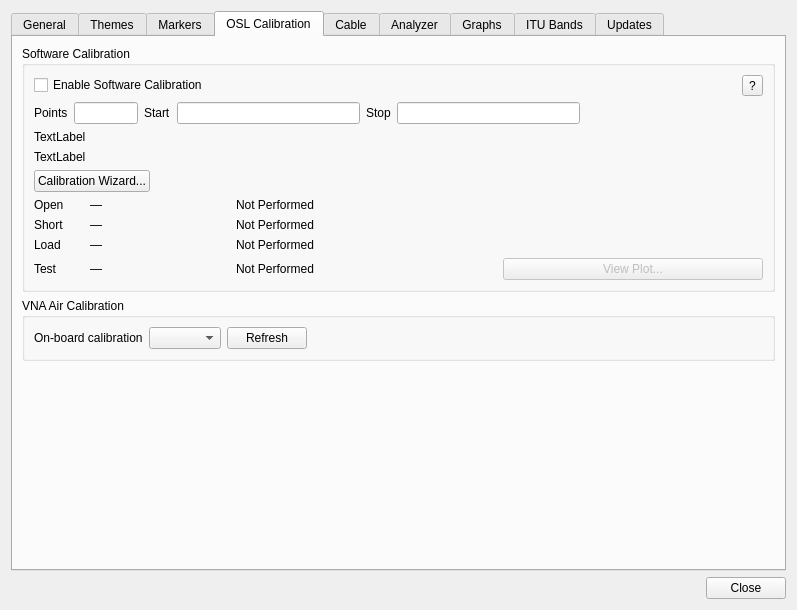
K4HEZ/AntScopeZ, file desktop/settings.ui: the form before one commit.
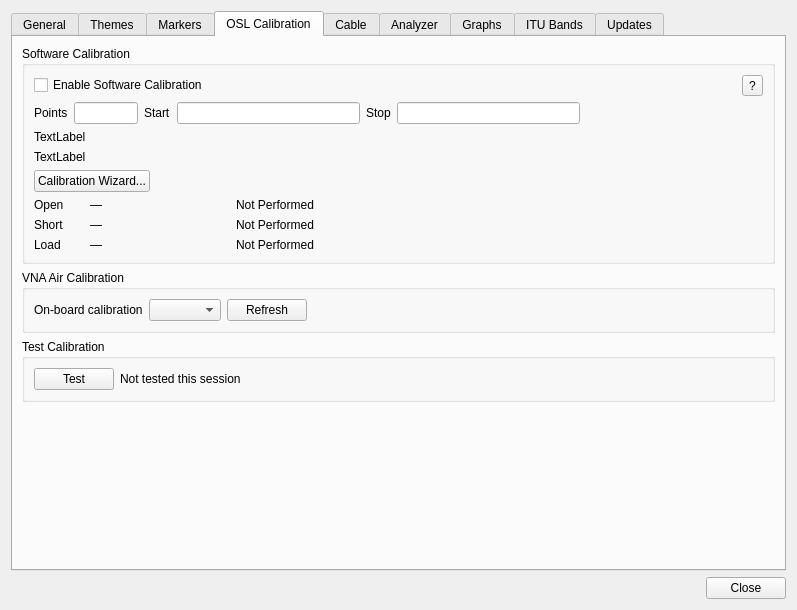
The form after the commit. The open tabs and pages were chosen to show the change. Custom widgets are drawn as their Qt base class.

Commit message: OSL Calibration: replace Re-Test with a generic, non-persisted Test Calibration group

What changed in the file:
```diff
--- a/desktop/settings.ui
+++ b/desktop/settings.ui
@@ -1257,59 +1257,6 @@
               </property>
              </widget>
             </item>
-            <item row="3" column="0">
-             <widget class="QLabel" name="label_test">
-              <property name="maximumSize">
-               <size>
-                <width>50</width>
-                <height>16777215</height>
-               </size>
-              </property>
-              <property name="text">
-               <string>Test</string>
-              </property>
-             </widget>
-            </item>
-            <item row="3" column="1">
-             <widget class="QLabel" name="labelTestFilename">
-              <property name="maximumSize">
-               <size>
-                <width>140</width>
-                <height>16777215</height>
-               </size>
-              </property>
-              <property name="text">
-               <string>—</string>
-              </property>
-             </widget>
-            </item>
-            <item row="3" column="2">
-             <layout class="QHBoxLayout" name="horizontalLayout_testStatus">
-              <item>
-               <widget class="QLabel" name="labelTestStatus">
-                <property name="toolTip">
-                 <string>Measures a connected load and compares it against the system impedance</string>
-                </property>
-                <property name="text">
-                 <string>Not Performed</string>
-                </property>
-               </widget>
-              </item>
-              <item>
-               <widget class="QPushButton" name="viewTestPlotBtn">
-                <property name="enabled">
-                 <bool>false</bool>
-                </property>
-                <property name="toolTip">
-                 <string>Show the per-point error plot from the last Test</string>
-                </property>
-                <property name="text">
-                 <string>View Plot...</string>
-                </property>
-               </widget>
-              </item>
-             </layout>
-            </item>
            </layout>
           </item>
          </layout>
@@ -1369,6 +1316,45 @@
          </layout>
         </widget>
        </item>
+       <item>
+        <widget class="QGroupBox" name="groupBoxTestCalibration">
+         <property name="title">
+          <string>Test Calibration</string>
+         </property>
+         <layout class="QHBoxLayout" name="horizontalLayout_testCalibration">
+          <item>
+           <widget class="QPushButton" name="testCalibrationBtn">
+            <property name="toolTip">
+             <string>Measure a connected 50 ohm/Z0 load and plot the per-point error -- works against whatever correction is actually in effect right now (AntScopeZ OSL, a VNA Air selected slot, the analyzer's own on-board calibration, or none), not tied to any one of them. Nothing is saved; re-run any time to re-check.</string>
+            </property>
+            <property name="text">
+             <string>Test</string>
+            </property>
+           </widget>
+          </item>
+          <item>
+           <widget class="QLabel" name="labelTestCalibrationStatus">
+            <property name="text">
+             <string>Not tested this session</string>
+            </property>
+           </widget>
+          </item>
+          <item>
+           <spacer name="horizontalSpacer_testCalibration">
+            <property name="orientation">
+             <enum>Qt::Orientation::Horizontal</enum>
+            </property>
+            <property name="sizeHint" stdset="0">
+             <size>
+              <width>40</width>
+              <height>20</height>
+             </size>
+            </property>
+           </spacer>
+          </item>
+         </layout>
+        </widget>
+       </item>
        <item>
         <spacer name="verticalSpacer_osl">
          <property name="orientation">
```
The commit also changes 6 other files.
